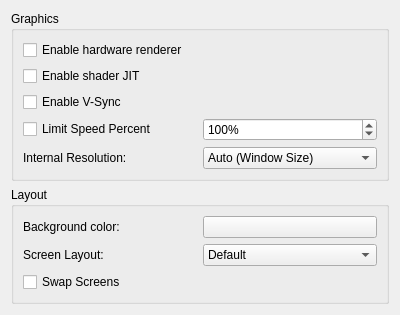
Qt form src/citra_qt/configuration/configure_graphics.ui (taken2009/citra9) before a commit.
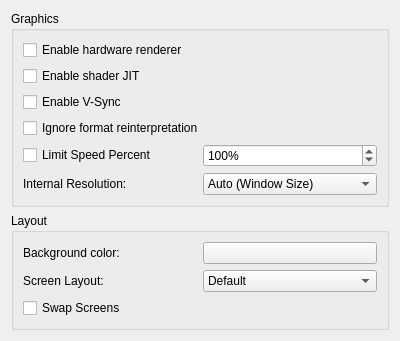
The same form after that commit.

Commit message: Add option to switch "Ignore format reinterpretation"

What changed in the file:
```diff
--- a/src/citra_qt/configuration/configure_graphics.ui
+++ b/src/citra_qt/configuration/configure_graphics.ui
@@ -43,6 +43,13 @@
           </property>
          </widget>
         </item>
+        <item>
+         <widget class="QCheckBox" name="toggle_bos">
+          <property name="text">
+           <string>Ignore format reinterpretation</string>
+          </property>
+         </widget>
+        </item>
         <item>
          <layout class="QHBoxLayout" name="horizontalLayout_2">
           <item>
```
The commit also changes 4 other files.
